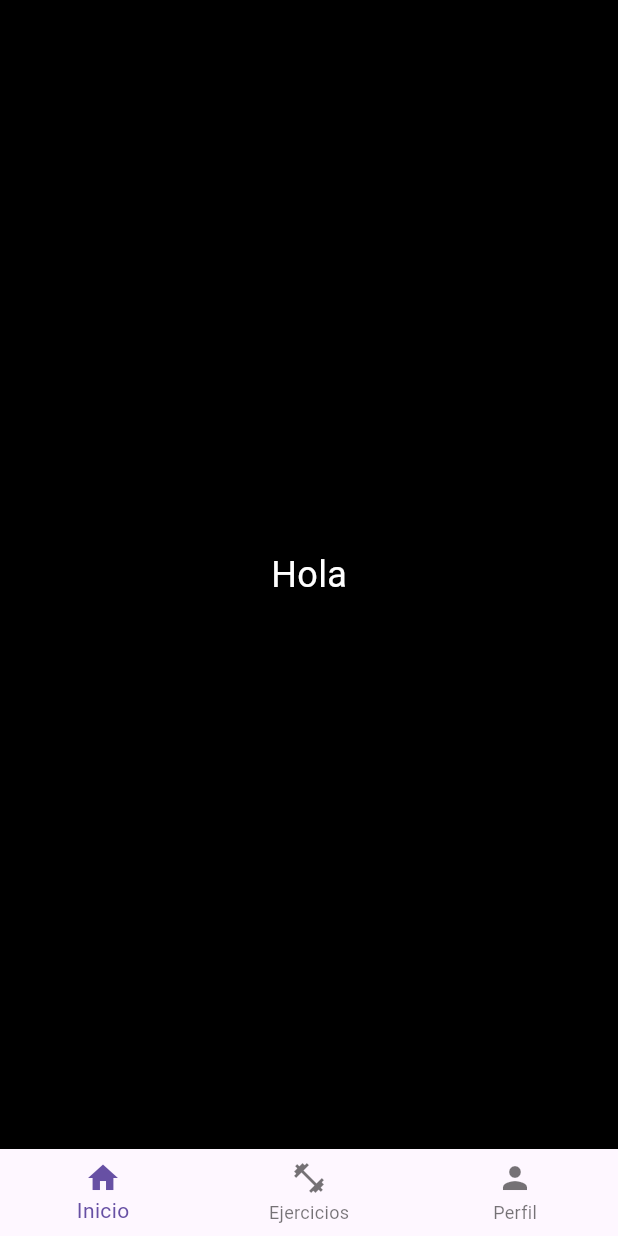
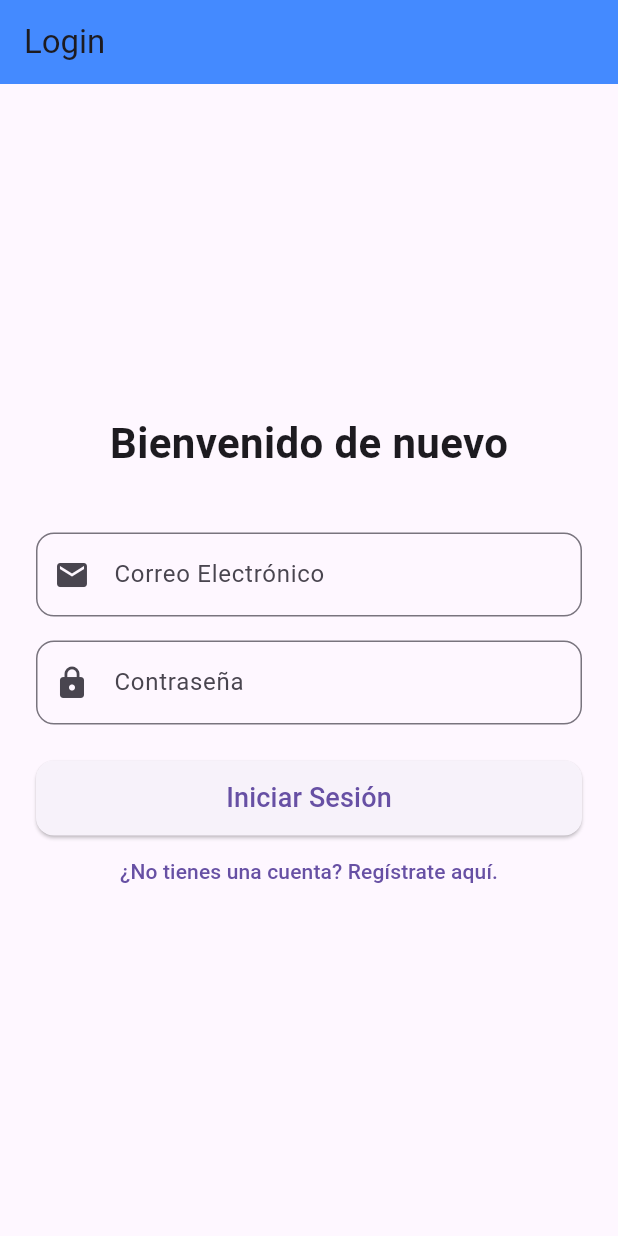
Before and after one commit to Adonisnu4/kine_app, a Flutter app: the screen it shows after launch, on a phone screen of 412 x 824 dp. Run offline on Flutter 3.47's test engine with Material 3 defaults, Android fonts, the phone set to English and light mode, and no system bars; our stand-ins replace cloud_firestore, firebase_auth, firebase_core; accounts and stored records are empty.

Commit message:
login_registroprueba

```diff
--- a/lib/main.dart
+++ b/lib/main.dart
@@ -1,89 +1,42 @@
+// Tu código main.dart no cambia. Es exactamente como lo vimos antes.
 import 'package:flutter/material.dart';
-
-import 'package:kine_app/layouts/column.dart';
-
-
-
-//import firebase
+import 'package:firebase_core/firebase_core.dart';
+import 'package:firebase_auth/firebase_auth.dart';
 import 'firebase_options.dart';
-import 'package:firebase_core/firebase_core.dart';
-
-//import servicios
-import 'package:kine_app/services/firebase_service.dart';
-
-
-//import screens
-import 'package:kine_app/screens/exercises_screen.dart';
-import 'package:kine_app/screens/home_screen.dart';
-import 'package:kine_app/screens/profile_screen.dart';
-
+import 'screens/login_page.dart';
+import 'screens/home_screen.dart'; // Asegúrate de tener tu pantalla principal aquí
 
 void main() async {
   WidgetsFlutterBinding.ensureInitialized();
-  await Firebase.initializeApp(
-  options: DefaultFirebaseOptions.currentPlatform,
-);
-runApp(const MyApp());
-
-
+  await Firebase.initializeApp(options: DefaultFirebaseOptions.currentPlatform);
   runApp(const MyApp());
 }
-
 
 class MyApp extends StatelessWidget {
   const MyApp({super.key});
 
   @override
   Widget build(BuildContext context) {
-    return const MaterialApp(
-      home: MainScreen(),
+    return MaterialApp(
+      debugShowCheckedModeBanner: false,
+      home: StreamBuilder<User?>(
+        stream: FirebaseAuth.instance.authStateChanges(),
+        builder: (context, snapshot) {
+          if (snapshot.connectionState == ConnectionState.waiting) {
+            return const Center(child: CircularProgressIndicator());
+          }
+          if (snapshot.hasData) {
+            // Usuario logeado
+            return const HomeScreen(); // O la pantalla que tengas con el BottomNavigationBar
+          } else {
+            // Usuario no logeado
+            return const LoginPage();
+          }
+        },
+      ),
     );
   }
 }
 
-class MainScreen extends StatefulWidget {
-  const MainScreen({super.key});
-
-  @override
-  _MainScreenState createState() => _MainScreenState();
-}
-
-class _MainScreenState extends State<MainScreen> {
-  int _selectedIndex = 0;
-  static const List<Widget> _widgetOptions = <Widget>[
-    HomeScreen(),
-    ExercisesScreen(),
-    ProfileScreen(),
-  ];
-
-  void _onItemTapped(int index) {
-    setState(() {
-      _selectedIndex = index;
-    });
-  }
-
-  @override
-  Widget build(BuildContext context) {
-    return Scaffold(
-      body: _widgetOptions.elementAt(_selectedIndex),
-      bottomNavigationBar: BottomNavigationBar(
-        items: const <BottomNavigationBarItem>[
-          BottomNavigationBarItem(
-            icon: Icon(Icons.home),
-            label: 'Inicio',
-          ),
-          BottomNavigationBarItem(
-            icon: Icon(Icons.fitness_center),
-            label: 'Ejercicios',
-          ),
-          BottomNavigationBarItem(
-            icon: Icon(Icons.person),
-            label: 'Perfil',
-          ),
-        ],
-        currentIndex: _selectedIndex,
-        onTap: _onItemTapped,
-      ),
-    );
-  }
-}
+// Y aquí va el resto de tu código para MainScreen con el BottomNavigationBar.
+// ...
--- /dev/null
+++ b/lib/screens/login_page.dart
@@ -0,0 +1,128 @@
+import 'package:flutter/material.dart';
+import 'package:firebase_auth/firebase_auth.dart';
+import 'package:kine_app/screens/registro_page.dart';
+
+class LoginPage extends StatefulWidget {
+  const LoginPage({super.key});
+
+  @override
+  State<LoginPage> createState() => _LoginPageState();
+}
+
+class _LoginPageState extends State<LoginPage> {
+  final _emailController = TextEditingController();
+  final _passwordController = TextEditingController();
+  String _errorMessage = '';
+
+  @override
+  void dispose() {
+    _emailController.dispose();
+    _passwordController.dispose();
+    super.dispose();
+  }
+
+  Future<void> signIn() async {
+    setState(() {
+      _errorMessage = '';
+    });
+    try {
+      await FirebaseAuth.instance.signInWithEmailAndPassword(
+        email: _emailController.text.trim(),
+        password: _passwordController.text.trim(),
+      );
+    } on FirebaseAuthException catch (e) {
+      String message;
+      if (e.code == 'user-not-found') {
+        message = 'Usuario no encontrado para ese correo.';
+      } else if (e.code == 'wrong-password') {
+        message = 'Contraseña incorrecta.';
+      } else {
+        message = 'Error de autenticación. Inténtalo de nuevo.';
+      }
+      setState(() {
+        _errorMessage = message;
+      });
+    } catch (e) {
+      setState(() {
+        _errorMessage = 'Ocurrió un error inesperado.';
+      });
+    }
+  }
+
+  @override
+  Widget build(BuildContext context) {
+    return Scaffold(
+      appBar: AppBar(
+        title: const Text('Login'),
+        backgroundColor: Colors.blueAccent,
+      ),
+      body: Padding(
+        padding: const EdgeInsets.all(24.0),
+        child: Column(
+          mainAxisAlignment: MainAxisAlignment.center,
+          children: <Widget>[
+            const Text(
+              'Bienvenido de nuevo',
+              style: TextStyle(fontSize: 28, fontWeight: FontWeight.bold),
+            ),
+            const SizedBox(height: 40),
+            TextField(
+              controller: _emailController,
+              decoration: InputDecoration(
+                labelText: 'Correo Electrónico',
+                border: OutlineInputBorder(
+                  borderRadius: BorderRadius.circular(12),
+                ),
+                prefixIcon: const Icon(Icons.email),
+              ),
+              keyboardType: TextInputType.emailAddress,
+            ),
+            const SizedBox(height: 16),
+            TextField(
+              controller: _passwordController,
+              decoration: InputDecoration(
+                labelText: 'Contraseña',
+                border: OutlineInputBorder(
+                  borderRadius: BorderRadius.circular(12),
+                ),
+                prefixIcon: const Icon(Icons.lock),
+              ),
+              obscureText: true,
+            ),
+            const SizedBox(height: 24),
+            ElevatedButton(
+              onPressed: signIn,
+              style: ElevatedButton.styleFrom(
+                minimumSize: const Size.fromHeight(50),
+                shape: RoundedRectangleBorder(
+                  borderRadius: BorderRadius.circular(12),
+                ),
+              ),
+              child: const Text(
+                'Iniciar Sesión',
+                style: TextStyle(fontSize: 18),
+              ),
+            ),
+            TextButton(
+              onPressed: () {
+                Navigator.of(context).push(
+                  MaterialPageRoute(builder: (context) => const RegisterPage()),
+                );
+              },
+              child: const Text('¿No tienes una cuenta? Regístrate aquí.'),
+            ),
+            if (_errorMessage.isNotEmpty)
+              Padding(
+                padding: const EdgeInsets.only(top: 16),
+                child: Text(
+                  _errorMessage,
+                  style: const TextStyle(color: Colors.red, fontSize: 14),
+                  textAlign: TextAlign.center,
+                ),
+              ),
+          ],
+        ),
+      ),
+    );
+  }
+}
```
Also changed, not shown: lib/screens/registro_page.dart (added, +119 -0 lines), pubspec.yaml (+5 -2 lines), pubspec.lock, 3 other files.
